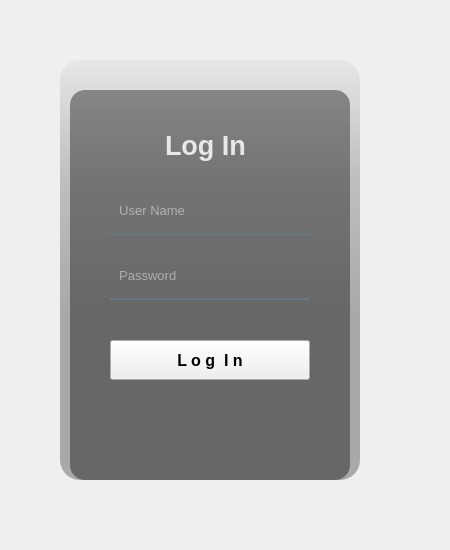
Above: loginUi4.ui from Gustavogomessk/Gerenciador_tickets before the change. Below: the same form after it.
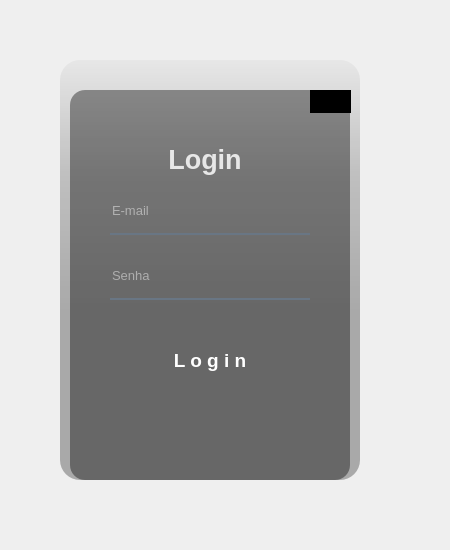
That is the form after the change. Icons and pictures are not drawn.

Commit message: MudançasLOGIN

The edit to the form file:
```diff
--- a/loginUi4.ui
+++ b/loginUi4.ui
@@ -105,8 +105,8 @@
    <widget class="QLabel" name="label_4">
     <property name="geometry">
      <rect>
-      <x>135</x>
-      <y>95</y>
+      <x>130</x>
+      <y>110</y>
       <width>90</width>
       <height>40</height>
      </rect>
@@ -122,7 +122,13 @@
      <string notr="true">color:rgba(255, 255, 255, 210);</string>
     </property>
     <property name="text">
-     <string>Log In</string>
+     <string>Login</string>
+    </property>
+    <property name="textFormat">
+     <enum>Qt::RichText</enum>
+    </property>
+    <property name="alignment">
+     <set>Qt::AlignCenter</set>
     </property>
    </widget>
    <widget class="QLineEdit" name="input_email">
@@ -147,7 +153,7 @@
 padding-bottom:7px;</string>
     </property>
     <property name="placeholderText">
-     <string>  User Name</string>
+     <string>E-mail</string>
     </property>
    </widget>
    <widget class="QLineEdit" name="input_senha">
@@ -175,7 +181,7 @@
      <enum>QLineEdit::Password</enum>
     </property>
     <property name="placeholderText">
-     <string>  Password</string>
+     <string>Senha</string>
     </property>
    </widget>
    <widget class="QPushButton" name="btn_login">
@@ -184,18 +190,78 @@
       <x>80</x>
       <y>310</y>
       <width>200</width>
-      <height>40</height>
+      <height>41</height>
      </rect>
     </property>
     <property name="font">
      <font>
-      <pointsize>12</pointsize>
+      <pointsize>14</pointsize>
       <weight>75</weight>
       <bold>true</bold>
      </font>
     </property>
+    <property name="styleSheet">
+     <string notr="true">QPushButton {
+    background: qlineargradient(
+        spread:pad, x1:0, y1:0, x2:1, y2:0,
+        stop:0 #000000, stop:1 #ffffff
+    );
+    color: white;
+    border-radius: 12px;
+    padding: 10px;
+    font-size: 14pt;
+    font-weight: bold;
+}
+QPushButton:hover {
+    background: qlineargradient(
+        spread:pad, x1:0, y1:0, x2:1, y2:0,
+        stop:0 #ffffff, stop:1 #000000
+    );
+}
+QPushButton:pressed {
+    background: #555555;  /* um cinza escuro para o clique */
+    padding-left: 5px;
+    padding-top: 3px;
+}
+</string>
+    </property>
     <property name="text">
-     <string>L o g  I n</string>
+     <string>L o g i n</string>
+    </property>
+   </widget>
+   <widget class="QPushButton" name="btn_close">
+    <property name="geometry">
+     <rect>
+      <x>280</x>
+      <y>60</y>
+      <width>41</width>
+      <height>23</height>
+     </rect>
+    </property>
+    <property name="styleSheet">
+     <string notr="true">
+QPushButton {
+        background-color: black;  /* Cor inicial do botão */
+        color: white;
+        border-radius: 20px;
+        padding: 6px;
+        font-weight: bold;
+    }
+    QPushButton:hover {
+        background-color: #ffffff;  /* Tom de branco ao passar o mouse */
+        color: black;               /* Opcional: texto escuro */
+    }
+    QPushButton:pressed {
+        background-color: #e74c3c;  /* Vermelho ao clicar */
+        color: white;
+    }</string>
+    </property>
+    <property name="text">
+     <string/>
+    </property>
+    <property name="icon">
+     <iconset>
+      <normaloff>icons/16x16/cil-x.png</normaloff>icons/16x16/cil-x.png</iconset>
     </property>
    </widget>
   </widget>
```
Left out of the diff: 8 changed lines with no effect on the pictures. The commit also changes 592 other files.
